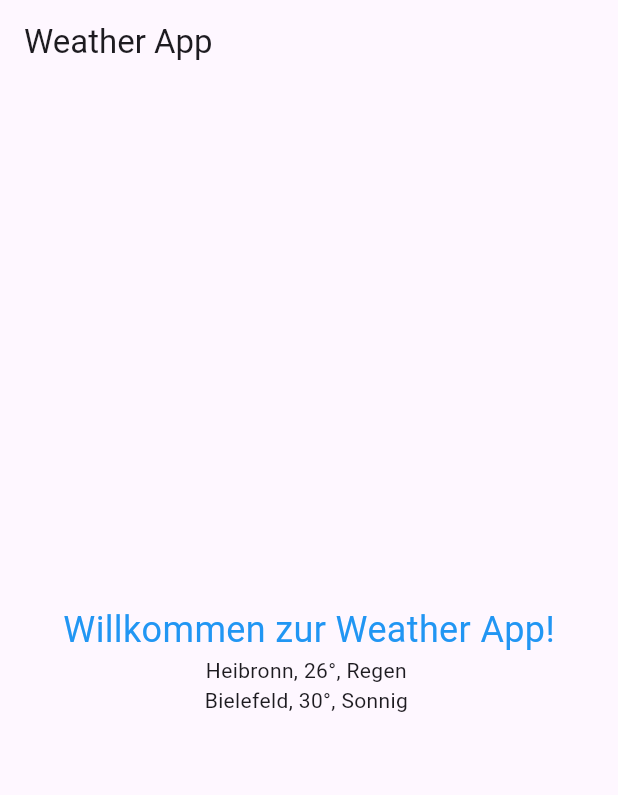
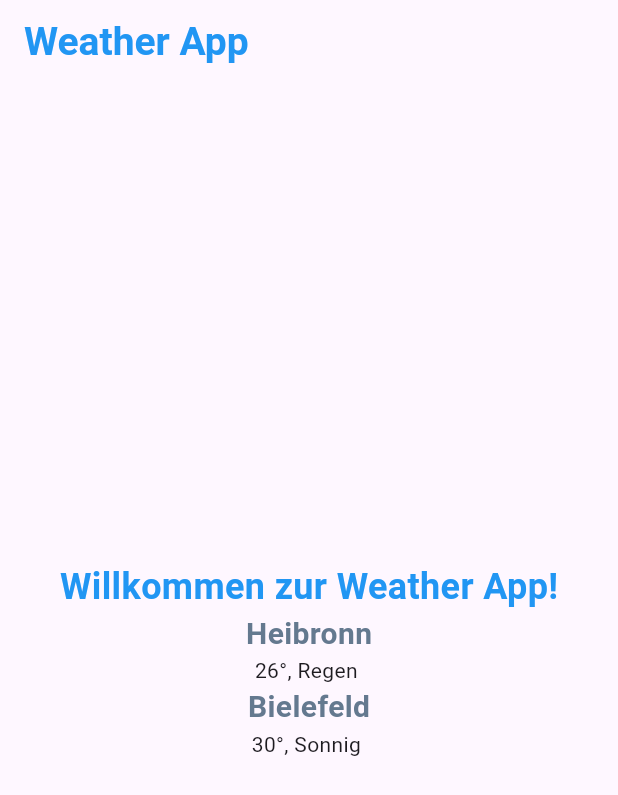
Before and after one commit to Beyz61/simple_weather_app, a Flutter app: the screen it shows after launch, on a phone screen of 412 x 824 dp. Shown: the top 795 px of the screen. Run offline on Flutter 3.47's test engine with Material 3 defaults, Android fonts, the phone set to English and light mode, and no system bars.

Commit message:
added task beautiful

```diff
--- a/lib/main.dart
+++ b/lib/main.dart
@@ -22,21 +22,33 @@ class WeatherApp extends StatelessWidget {
   Widget build(BuildContext context) {
     return Scaffold(
       appBar: AppBar(
-        title: const Text("Weather App"),
+        title: const Text("Weather App",
+            style: TextStyle(
+                color: Colors.blue, fontSize: 26, fontWeight: FontWeight.bold)),
       ),
-      body: Center(
-        child: const Column(
+      body: const Center(
+        child: Column(
           mainAxisAlignment: MainAxisAlignment.center,
           children: [
-            const Text(
+            Text(
               "Willkommen zur Weather App!",
               style: TextStyle(
-                color: Colors.blue,
-                fontSize: 24,
-              ),
+                  color: Colors.blue,
+                  fontSize: 24,
+                  fontWeight: FontWeight.bold),
             ),
-            Text("Heibronn, 26°, Regen "),
-            Text("Bielefeld, 30°, Sonnig ")
+            Text("Heibronn",
+                style: TextStyle(
+                    color: Color.fromARGB(255, 100, 121, 143),
+                    fontSize: 20,
+                    fontWeight: FontWeight.bold)),
+            Text("26°, Regen "),
+            Text("Bielefeld",
+                style: TextStyle(
+                    color: Color.fromARGB(255, 100, 121, 143),
+                    fontSize: 20,
+                    fontWeight: FontWeight.bold)),
+            Text("30°, Sonnig ")
           ],
         ),
       ),
```
